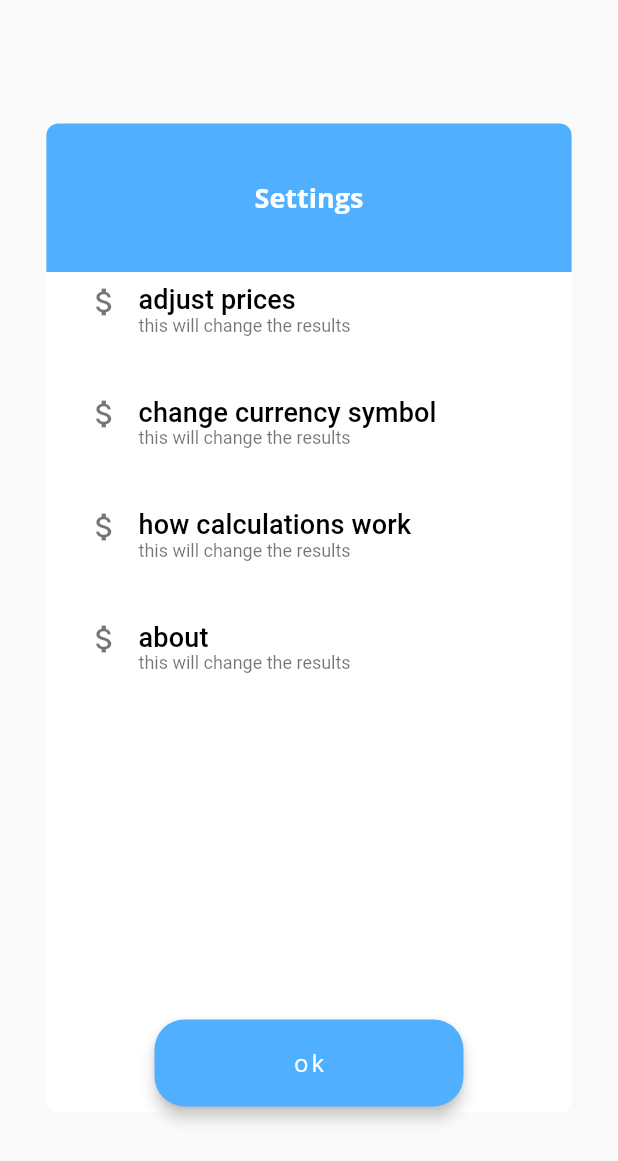
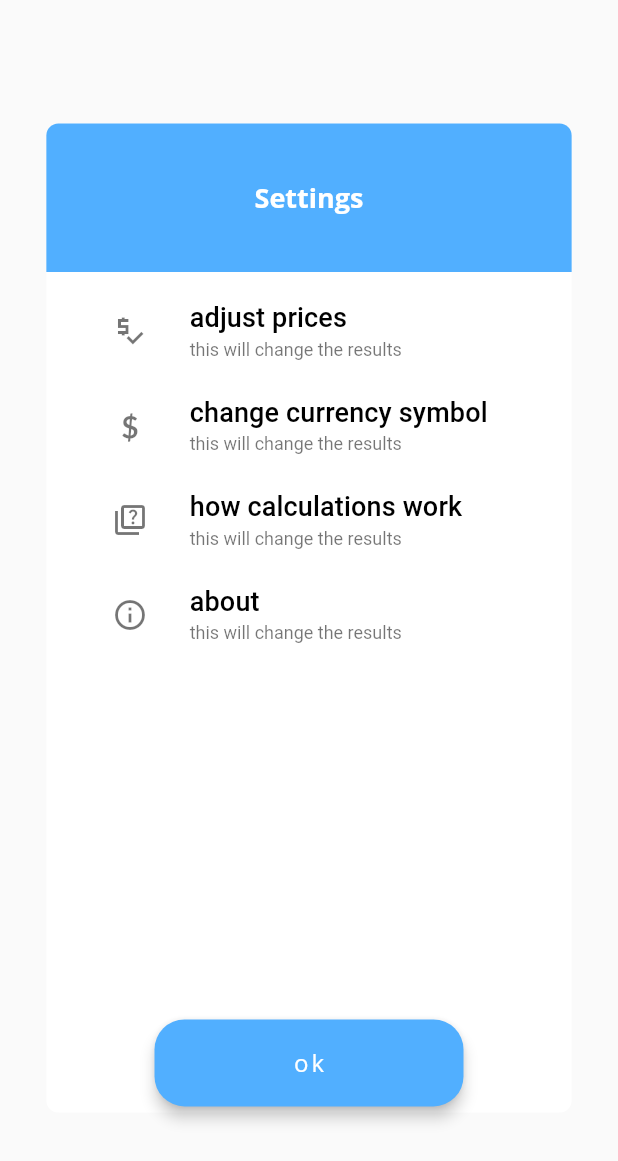
Before and after one commit to IVIrHAHA1/SimpleWindowCalculator, a Flutter app: the SettingsPage widget shown alone on an empty page, opened directly, on a phone screen of 412 x 824 dp. Shown: the top 1161 px of the screen. Run offline on Flutter 3.47's test engine with Material 2 defaults, Android fonts, the phone set to English and light mode, and no system bars; our stand-ins replace image_picker, shared_preferences, sqflite; missing offline and left inert: common_tools, flutter_picker; accounts and stored records are empty.

Commit message:
Settings: Embedded child container expands as expected

```diff
--- a/lib/Routes/SettingsRoute.dart
+++ b/lib/Routes/SettingsRoute.dart
@@ -1,4 +1,5 @@
 import 'package:flutter/material.dart';
+import 'package:the_window_calculator/widgets/TechDetails.dart';
 
 class SettingsPage extends StatefulWidget {
   const SettingsPage({Key key}) : super(key: key);
@@ -79,7 +80,7 @@ class _SettingsPageState extends State<SettingsPage> {
                 title: Text('adjust prices'),
                 subtitle: Text('this will change the results'),
                 icon: Icon(
-                  Icons.attach_money,
+                  Icons.price_check_sharp,
                   color: Colors.black54,
                 ),
               ),
@@ -88,9 +89,11 @@ class _SettingsPageState extends State<SettingsPage> {
               ExpandableListTile(
                 title: Text('change currency symbol'),
                 subtitle: Text('this will change the results'),
-                icon: Icon(
-                  Icons.attach_money,
+                icon: Text(
+                  '\$',
+                  style: Theme.of(context).textTheme.headline5.copyWith(
                         color: Colors.black54,
+                      ),
                 ),
               ),
 
@@ -99,7 +102,7 @@ class _SettingsPageState extends State<SettingsPage> {
                 title: Text('how calculations work'),
                 subtitle: Text('this will change the results'),
                 icon: Icon(
-                  Icons.attach_money,
+                  Icons.quiz_outlined,
                   color: Colors.black54,
                 ),
               ),
@@ -109,7 +112,7 @@ class _SettingsPageState extends State<SettingsPage> {
                 title: Text('about'),
                 subtitle: Text('this will change the results'),
                 icon: Icon(
-                  Icons.attach_money,
+                  Icons.info_outline,
                   color: Colors.black54,
                 ),
               )
@@ -158,7 +161,7 @@ class ExpandableListTile extends StatefulWidget {
   }) : super(key: key);
 
   final Widget title, subtitle;
-  final Icon icon;
+  final Widget icon;
   final double targetHeight;
   final embeddedChild;
 
@@ -167,18 +170,30 @@ class ExpandableListTile extends StatefulWidget {
 }
 
 class _ExpandableListTileState extends State<ExpandableListTile> {
+  double childHeight = 200;
+  bool expanded = false;
+
   @override
   Widget build(BuildContext context) {
     return Container(
-      height: widget.targetHeight,
+      padding: EdgeInsets.symmetric(vertical: 12.0),
       child: Column(
         children: [
-          Expanded(
+          Flexible(
+            flex: 0,
+
             /// Visual Tile
+            child: InkWell(
+              onTap: () {
+                setState(() {
+                  print('tap registered');
+                  expanded = !expanded;
+                });
+              },
               child: Row(
                 children: [
-                Expanded(
-                  flex: 1,
+                  Flexible(
+                    flex: 2,
                     child: Align(
                       alignment: Alignment.topCenter,
                       child: widget.icon,
@@ -189,7 +204,9 @@ class _ExpandableListTileState extends State<ExpandableListTile> {
                     child: Column(
                       crossAxisAlignment: CrossAxisAlignment.start,
                       children: [
-                      Material(
+                        Padding(
+                          padding: const EdgeInsets.only(bottom: 4.0),
+                          child: Material(
                             color: Colors.transparent,
                             textStyle: Theme.of(context)
                                 .textTheme
@@ -197,10 +214,7 @@ class _ExpandableListTileState extends State<ExpandableListTile> {
                                 .copyWith(fontSize: 18),
                             child: widget.title,
                           ),
-                      // Divider(
-                      //   thickness: 1.5,
-                      //   color: Colors.black12,
-                      // ),
+                        ),
                         Material(
                           color: Colors.transparent,
                           textStyle: Theme.of(context).textTheme.caption,
@@ -212,8 +226,16 @@ class _ExpandableListTileState extends State<ExpandableListTile> {
                 ],
               ),
             ),
+          ),
 
           /// Expanded to show embbeded child
+          AnimatedContainer(
+            height: expanded ? childHeight : 0,
+            width: double.infinity,
+            duration: Duration(milliseconds: 300),
+            color: Colors.amber,
+            child: Text('hello'),
+          ),
         ],
       ),
     );
--- a/lib/widgets/TechDetails.dart
+++ b/lib/widgets/TechDetails.dart
@@ -11,10 +11,10 @@ import '../objects/OManager.dart' as defaults;
 import '../Util/Format.dart' as tools;
 
 class TechDetails extends StatelessWidget {
-  final double totalPrice;
-  final Duration totalDuration;
+  // final double totalPrice;
+  // final Duration totalDuration;
 
-  TechDetails(this.totalPrice, this.totalDuration);
+  TechDetails();
 
   @override
   Widget build(BuildContext context) {
```
Lines whose indentation alone changed are shown as unchanged.
